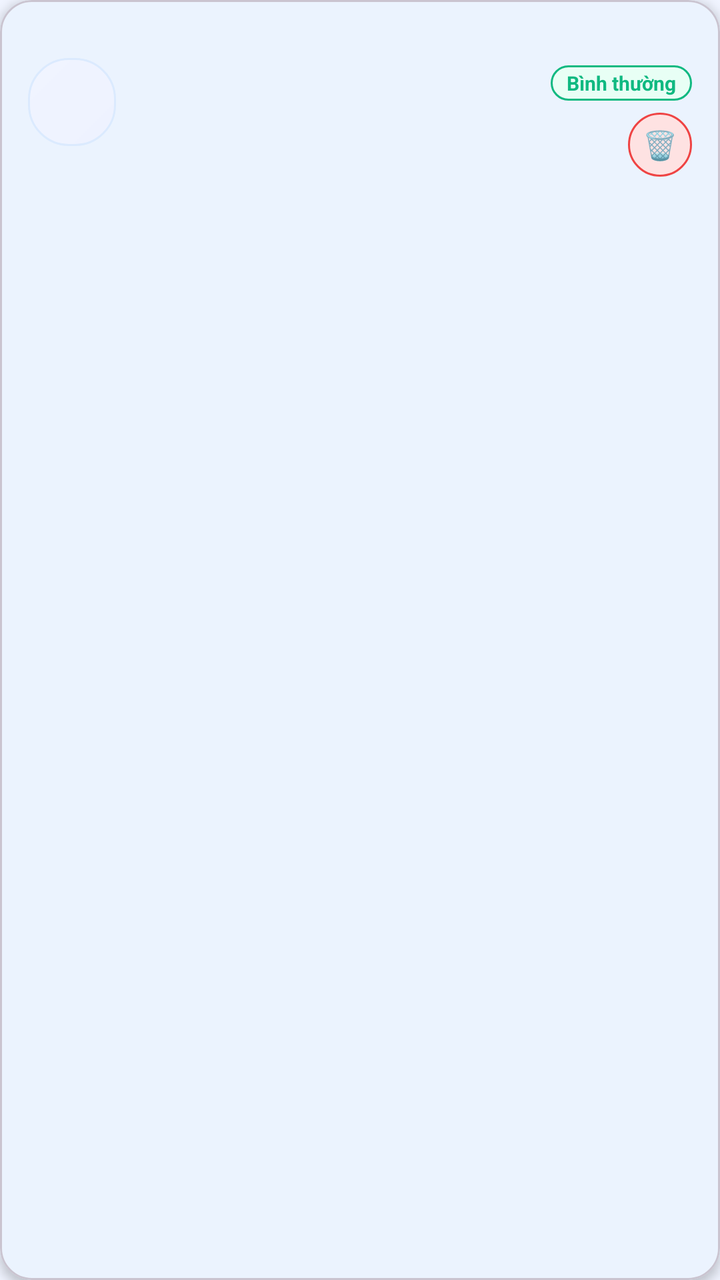
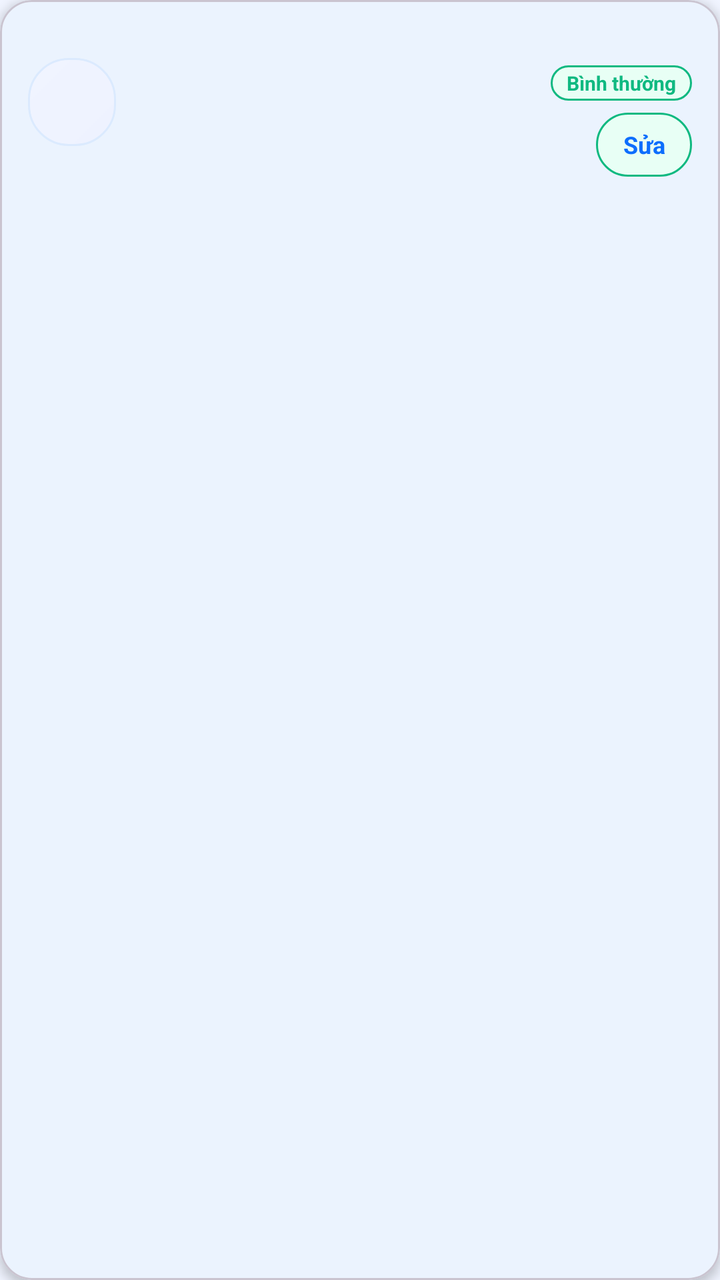

Before-and-after screenshots of an Android layout around one commit, followed by the original layout XML and the change that was made.
<!-- AndroidManifest.xml: application theme Theme.UniCare -->
<!-- res/layout/item_vital.xml -->
<?xml version='1.0' encoding='utf-8'?>
<com.google.android.material.card.MaterialCardView xmlns:android="http://schemas.android.com/apk/res/android" xmlns:app="http://schemas.android.com/apk/res-auto" android:layout_width="match_parent" android:layout_height="wrap_content" android:layout_marginHorizontal="16dp" android:layout_marginVertical="5dp" app:cardCornerRadius="16dp" app:cardElevation="3dp" app:cardBackgroundColor="#FFFFFF">

    <LinearLayout android:layout_width="match_parent" android:layout_height="wrap_content" android:orientation="horizontal" android:padding="14dp" android:gravity="center_vertical">

        
        <TextView android:id="@+id/txtIcon" android:layout_width="44dp" android:layout_height="44dp" android:background="@drawable/bg_feature_card" android:gravity="center" android:textSize="20sp"/>

        <LinearLayout android:layout_width="0dp" android:layout_height="wrap_content" android:layout_weight="1" android:layout_marginStart="12dp" android:orientation="vertical">

            <TextView android:id="@+id/txtType" android:layout_width="wrap_content" android:layout_height="wrap_content" android:textColor="#1A1A2E" android:textSize="14sp" android:textStyle="bold"/>

            <TextView android:id="@+id/txtValue" android:layout_width="wrap_content" android:layout_height="wrap_content" android:layout_marginTop="2dp" android:textColor="#0D6EFD" android:textSize="18sp" android:textStyle="bold"/>

            <TextView android:id="@+id/txtNote" android:layout_width="wrap_content" android:layout_height="wrap_content" android:layout_marginTop="1dp" android:textColor="#9CA3AF" android:textSize="11sp"/>
        </LinearLayout>

        <LinearLayout android:layout_width="wrap_content" android:layout_height="wrap_content" android:orientation="vertical" android:gravity="end|center_vertical">

            <TextView android:id="@+id/txtDate" android:layout_width="wrap_content" android:layout_height="wrap_content" android:textColor="#9CA3AF" android:textSize="11sp"/>

            <TextView android:id="@+id/txtStatus" android:layout_width="wrap_content" android:layout_height="wrap_content" android:layout_marginTop="4dp" android:background="@drawable/bg_badge_green" android:paddingHorizontal="8dp" android:paddingVertical="2dp" android:text="Bình thường" android:textColor="#10B981" android:textSize="10sp" android:textStyle="bold"/>

            <TextView android:id="@+id/btnDelete" android:layout_width="32dp" android:layout_height="32dp" android:layout_marginTop="6dp" android:gravity="center" android:text="🗑️" android:textSize="14sp" android:background="@drawable/bg_badge_red"/>
        </LinearLayout>
    </LinearLayout>
</com.google.android.material.card.MaterialCardView>
<!-- resources referenced by this layout -->
<resources>
  <!-- drawable bg_badge_green (drawable) -->
  <?xml version="1.0" encoding="utf-8"?>
  <shape xmlns:android="http://schemas.android.com/apk/res/android">
      <solid android:color="#E8FFF5"/>
      <corners android:radius="100dp"/>
      <stroke android:width="1dp" android:color="#10B981"/>
  </shape>
  <!-- drawable bg_badge_red (drawable) -->
  <?xml version="1.0" encoding="utf-8"?>
  <shape xmlns:android="http://schemas.android.com/apk/res/android">
      <solid android:color="#FEE2E2"/>
      <corners android:radius="100dp"/>
      <stroke android:width="1dp" android:color="#EF4444"/>
  </shape>
  <!-- drawable bg_feature_card (drawable) -->
  <?xml version="1.0" encoding="utf-8"?>
  <shape xmlns:android="http://schemas.android.com/apk/res/android">
      <gradient
          android:startColor="#EEF2FF"
          android:endColor="#F0F4FF"
          android:angle="135"/>
      <corners android:radius="20dp"/>
      <stroke android:width="1dp" android:color="#DBEAFE"/>
  </shape>
  <style name="Theme.UniCare" parent="Theme.Material3.DayNight.NoActionBar">
          
          <item name="colorPrimary">#0D6EFD</item>
          <item name="colorPrimaryVariant">#0852C8</item>
          <item name="colorOnPrimary">#FFFFFF</item>
          
          <item name="colorSecondary">#00C4A7</item>
          <item name="colorSecondaryVariant">#00A089</item>
          <item name="colorOnSecondary">#FFFFFF</item>
          
          <item name="colorSurface">#FFFFFF</item>
          <item name="colorOnSurface">#1A1A2E</item>
          
          <item name="android:colorBackground">#F0F4FF</item>
          
          <item name="android:statusBarColor">#0852C8</item>
          <item name="android:windowLightStatusBar">false</item>
          <item name="android:navigationBarColor">#FFFFFF</item>
          <item name="android:windowLightNavigationBar">true</item>
          
          <item name="materialButtonStyle">@style/Widget.UniCare.Button</item>
          <item name="textInputStyle">@style/Widget.UniCare.TextInputLayout</item>
      </style>
  <style name="Widget.UniCare.Button" parent="Widget.Material3.Button">
          <item name="android:paddingTop">14dp</item>
          <item name="android:paddingBottom">14dp</item>
          <item name="android:textSize">16sp</item>
          <item name="android:letterSpacing">0.02</item>
          <item name="android:textAllCaps">false</item>
          <item name="cornerRadius">14dp</item>
          <item name="backgroundTint">#0D6EFD</item>
          <item name="elevation">2dp</item>
      </style>
  <style name="Widget.UniCare.TextInputLayout" parent="Widget.Material3.TextInputLayout.OutlinedBox">
          <item name="boxCornerRadiusBottomEnd">12dp</item>
          <item name="boxCornerRadiusBottomStart">12dp</item>
          <item name="boxCornerRadiusTopEnd">12dp</item>
          <item name="boxCornerRadiusTopStart">12dp</item>
          <item name="boxStrokeColor">#CBD5F5</item>
          <item name="hintTextColor">#6B7280</item>
      </style>
</resources>

<!-- the commit's change to res/layout/item_vital.xml (unified diff, before → after) -->
@@ -21,7 +21,7 @@
 
             <TextView android:id="@+id/txtStatus" android:layout_width="wrap_content" android:layout_height="wrap_content" android:layout_marginTop="4dp" android:background="@drawable/bg_badge_green" android:paddingHorizontal="8dp" android:paddingVertical="2dp" android:text="Bình thường" android:textColor="#10B981" android:textSize="10sp" android:textStyle="bold"/>
 
-            <TextView android:id="@+id/btnDelete" android:layout_width="32dp" android:layout_height="32dp" android:layout_marginTop="6dp" android:gravity="center" android:text="🗑️" android:textSize="14sp" android:background="@drawable/bg_badge_red"/>
+            <TextView android:id="@+id/btnDelete" android:layout_width="48dp" android:layout_height="32dp" android:layout_marginTop="6dp" android:gravity="center" android:text="Sửa" android:textColor="#0D6EFD" android:textSize="12sp" android:textStyle="bold" android:background="@drawable/bg_badge_green"/>
         </LinearLayout>
     </LinearLayout>
 </com.google.android.material.card.MaterialCardView>
<!-- resource entries referenced after the edit -->
@@ -6,13 +6,6 @@
       <solid android:color="#E8FFF5"/>
       <corners android:radius="100dp"/>
       <stroke android:width="1dp" android:color="#10B981"/>
-  </shape>
-  <!-- drawable bg_badge_red (drawable) -->
-  <?xml version="1.0" encoding="utf-8"?>
-  <shape xmlns:android="http://schemas.android.com/apk/res/android">
-      <solid android:color="#FEE2E2"/>
-      <corners android:radius="100dp"/>
-      <stroke android:width="1dp" android:color="#EF4444"/>
   </shape>
   <!-- drawable bg_feature_card (drawable) -->
   <?xml version="1.0" encoding="utf-8"?>
